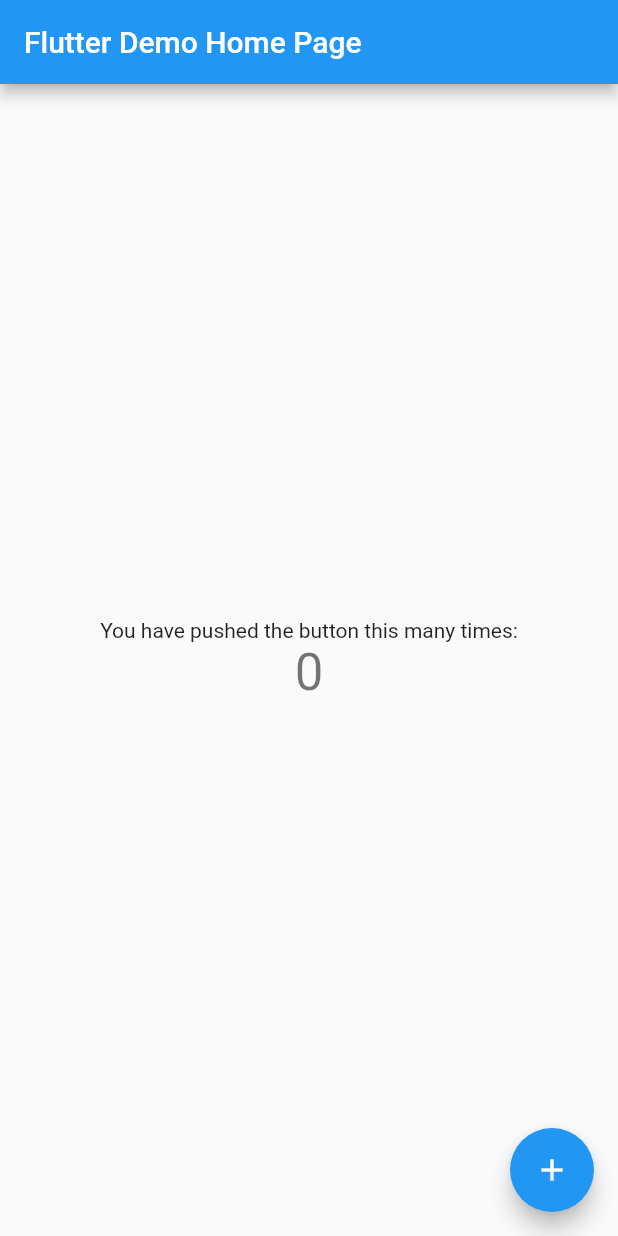
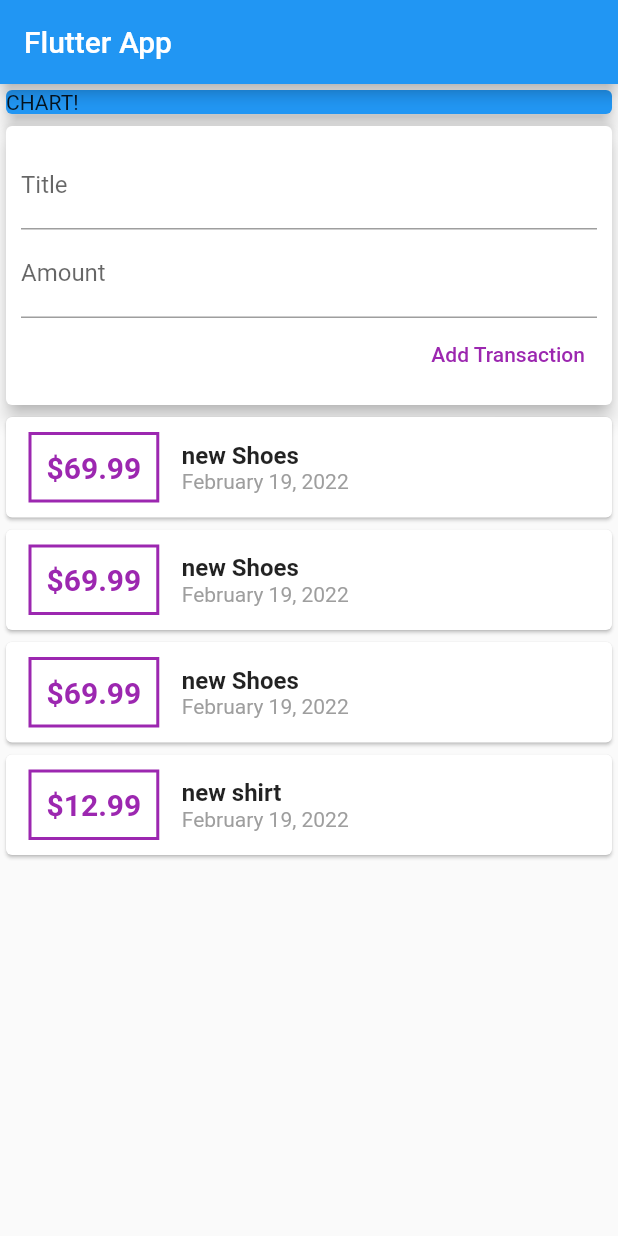
Before and after one commit to DjarallahBrahim/FlutterLearning, a Flutter app: the screen it shows after launch, on a phone screen of 412 x 824 dp. Run offline on Flutter 3.47's test engine with Material 2 defaults, Android fonts, the light colour scheme and no system bars.

Commit message:
work on listView and widget (Trasaction details)

```diff
--- a/2-PersonalExpensesAPP/lib/main.dart
+++ b/2-PersonalExpensesAPP/lib/main.dart
@@ -1,115 +1,43 @@
+// ignore_for_file: prefer_const_literals_to_create_immutables, avoid_unnecessary_containers, sized_box_for_whitespace, prefer_const_constructors
+
 import 'package:flutter/material.dart';
+import './widgets/user_transaction.dart';
 
-void main() {
-  runApp(const MyApp());
-}
+void main() => runApp(MyApp());
 
 class MyApp extends StatelessWidget {
-  const MyApp({Key? key}) : super(key: key);
-
-  // This widget is the root of your application.
   @override
   Widget build(BuildContext context) {
     return MaterialApp(
-      title: 'Flutter Demo',
-      theme: ThemeData(
-        // This is the theme of your application.
-        //
-        // Try running your application with "flutter run". You'll see the
-        // application has a blue toolbar. Then, without quitting the app, try
-        // changing the primarySwatch below to Colors.green and then invoke
-        // "hot reload" (press "r" in the console where you ran "flutter run",
-        // or simply save your changes to "hot reload" in a Flutter IDE).
-        // Notice that the counter didn't reset back to zero; the application
-        // is not restarted.
-        primarySwatch: Colors.blue,
-      ),
-      home: const MyHomePage(title: 'Flutter Demo Home Page'),
+      title: 'Flutter App',
+      home: MyHomePage(),
     );
   }
 }
 
-class MyHomePage extends StatefulWidget {
-  const MyHomePage({Key? key, required this.title}) : super(key: key);
-
-  // This widget is the home page of your application. It is stateful, meaning
-  // that it has a State object (defined below) that contains fields that affect
-  // how it looks.
-
-  // This class is the configuration for the state. It holds the values (in this
-  // case the title) provided by the parent (in this case the App widget) and
-  // used by the build method of the State. Fields in a Widget subclass are
-  // always marked "final".
-
-  final String title;
-
-  @override
-  State<MyHomePage> createState() => _MyHomePageState();
-}
-
-class _MyHomePageState extends State<MyHomePage> {
-  int _counter = 0;
-
-  void _incrementCounter() {
-    setState(() {
-      // This call to setState tells the Flutter framework that something has
-      // changed in this State, which causes it to rerun the build method below
-      // so that the display can reflect the updated values. If we changed
-      // _counter without calling setState(), then the build method would not be
-      // called again, and so nothing would appear to happen.
-      _counter++;
-    });
-  }
-
+class MyHomePage extends StatelessWidget {
   @override
   Widget build(BuildContext context) {
-    // This method is rerun every time setState is called, for instance as done
-    // by the _incrementCounter method above.
-    //
-    // The Flutter framework has been optimized to make rerunning build methods
-    // fast, so that you can just rebuild anything that needs updating rather
-    // than having to individually change instances of widgets.
     return Scaffold(
       appBar: AppBar(
-        // Here we take the value from the MyHomePage object that was created by
-        // the App.build method, and use it to set our appbar title.
-        title: Text(widget.title),
+        title: Text('Flutter App'),
       ),
-      body: Center(
-        // Center is a layout widget. It takes a single child and positions it
-        // in the middle of the parent.
+      body: SingleChildScrollView(
         child: Column(
-          // Column is also a layout widget. It takes a list of children and
-          // arranges them vertically. By default, it sizes itself to fit its
-          // children horizontally, and tries to be as tall as its parent.
-          //
-          // Invoke "debug painting" (press "p" in the console, choose the
-          // "Toggle Debug Paint" action from the Flutter Inspector in Android
-          // Studio, or the "Toggle Debug Paint" command in Visual Studio Code)
-          // to see the wireframe for each widget.
-          //
-          // Column has various properties to control how it sizes itself and
-          // how it positions its children. Here we use mainAxisAlignment to
-          // center the children vertically; the main axis here is the vertical
-          // axis because Columns are vertical (the cross axis would be
-          // horizontal).
-          mainAxisAlignment: MainAxisAlignment.center,
+          crossAxisAlignment: CrossAxisAlignment.stretch,
           children: <Widget>[
-            const Text(
-              'You have pushed the button this many times:',
+            Container(
+              width: double.infinity,
+              child: Card(
+                color: Colors.blue,
+                child: Text("CHART!"),
+                elevation: 5,
+              ),
             ),
-            Text(
-              '$_counter',
-              style: Theme.of(context).textTheme.headline4,
-            ),
+            UserTrasactions(),
           ],
         ),
       ),
-      floatingActionButton: FloatingActionButton(
-        onPressed: _incrementCounter,
-        tooltip: 'Increment',
-        child: const Icon(Icons.add),
-      ), // This trailing comma makes auto-formatting nicer for build methods.
     );
   }
 }
--- /dev/null
+++ b/2-PersonalExpensesAPP/lib/models/transaction.dart
@@ -0,0 +1,13 @@
+class Transaction {
+  final String id;
+  final String title;
+  final double amount;
+  final DateTime date;
+
+  Transaction({
+    required this.id,
+    required this.title,
+    required this.amount,
+    required this.date,
+  });
+}
--- /dev/null
+++ b/2-PersonalExpensesAPP/lib/widgets/new_transaction.dart
@@ -0,0 +1,50 @@
+// ignore_for_file: use_key_in_widget_constructors
+
+import 'package:flutter/material.dart';
+
+class NewTransaction extends StatelessWidget {
+  final titleControler = TextEditingController();
+  final amountControler = TextEditingController();
+
+  final Function addNewTransactipon;
+
+  NewTransaction(this.addNewTransactipon);
+
+  @override
+  Widget build(BuildContext context) {
+    return Card(
+      elevation: 5,
+      child: Container(
+        padding: const EdgeInsets.all(10),
+        child: Column(
+          crossAxisAlignment: CrossAxisAlignment.end,
+          children: [
+            TextField(
+              decoration: const InputDecoration(
+                labelText: 'Title',
+              ),
+              controller: titleControler,
+            ),
+            TextField(
+              toolbarOptions: const ToolbarOptions(copy: false),
+              decoration: const InputDecoration(
+                labelText: 'Amount',
+              ),
+              controller: amountControler,
+            ),
+            TextButton(
+              onPressed: () {
+                addNewTransactipon(
+                    titleControler.text, double.parse(amountControler.text));
+              },
+              child: const Text('Add Transaction'),
+              style: TextButton.styleFrom(
+                primary: Colors.purple,
+              ),
+            ),
+          ],
+        ),
+      ),
+    );
+  }
+}
--- /dev/null
+++ b/2-PersonalExpensesAPP/lib/widgets/transaction_list.dart
@@ -0,0 +1,65 @@
+// ignore_for_file: prefer_const_literals_to_create_immutables, avoid_unnecessary_containers, sized_box_for_whitespace, prefer_const_constructors, use_key_in_widget_constructors, prefer_const_constructors_in_immutables
+
+import 'package:flutter/material.dart';
+import 'package:intl/intl.dart';
+import '../models/transaction.dart';
+
+class TransactionList extends StatelessWidget {
+  final List<Transaction> trasactions;
+
+  TransactionList(this.trasactions);
+
+  @override
+  Widget build(BuildContext context) {
+    return Container(
+      height: 300,
+      child: ListView.builder(
+        itemBuilder: (context, index) {
+          return Card(
+            child: Row(children: [
+              Container(
+                margin: EdgeInsets.symmetric(
+                  vertical: 10,
+                  horizontal: 15,
+                ),
+                decoration: BoxDecoration(
+                    border: Border.all(
+                  color: Colors.purple,
+                  width: 2,
+                )),
+                padding: EdgeInsets.all(10),
+                child: Text(
+                  '\$${trasactions[index].amount}',
+                  style: TextStyle(
+                    fontWeight: FontWeight.bold,
+                    fontSize: 20,
+                    color: Colors.purple,
+                  ),
+                ),
+              ),
+              Column(
+                crossAxisAlignment: CrossAxisAlignment.start,
+                children: [
+                  Text(
+                    trasactions[index].title,
+                    style: TextStyle(
+                      fontSize: 16,
+                      fontWeight: FontWeight.bold,
+                    ),
+                  ),
+                  Text(
+                    DateFormat().add_yMMMMd().format(trasactions[index].date),
+                    style: TextStyle(
+                      color: Colors.grey,
+                    ),
+                  ),
+                ],
+              )
+            ]),
+          );
+        },
+        itemCount: trasactions.length,
+      ),
+    );
+  }
+}
--- /dev/null
+++ b/2-PersonalExpensesAPP/lib/widgets/user_transaction.dart
@@ -0,0 +1,76 @@
+// ignore_for_file: prefer_const_constructors, unused_field, unused_element
+
+import 'package:flutter/cupertino.dart';
+import '../widgets/new_transaction.dart';
+import '../widgets/transaction_list.dart';
+import '../models/transaction.dart';
+
+class UserTrasactions extends StatefulWidget {
+  const UserTrasactions({Key? key}) : super(key: key);
+
+  @override
+  _UserTrasactionsState createState() => _UserTrasactionsState();
+}
+
+class _UserTrasactionsState extends State<UserTrasactions> {
+  final List<Transaction> _userTransactions = [
+    Transaction(
+      id: 't1',
+      title: 'new Shoes',
+      amount: 69.99,
+      date: DateTime.now(),
+    ),
+    Transaction(
+      id: 'z1',
+      title: 'new Shoes',
+      amount: 69.99,
+      date: DateTime.now(),
+    ),
+    Transaction(
+      id: 'e1',
+      title: 'new Shoes',
+      amount: 69.99,
+      date: DateTime.now(),
+    ),
+    Transaction(
+      id: 't2',
+      title: 'new shirt',
+      amount: 12.99,
+      date: DateTime.now(),
+    ),
+    Transaction(
+      id: 't1',
+      title: 'new bag',
+      amount: 30.99,
+      date: DateTime.now(),
+    ),
+    Transaction(
+      id: 't1',
+      title: 'new phone',
+      amount: 120.99,
+      date: DateTime.now(),
+    )
+  ];
+
+  void _addNewTransactipon(String title, double amount) {
+    final newTx = Transaction(
+        id: DateTime.now().toString(),
+        title: title,
+        amount: amount,
+        date: DateTime.now());
+
+    setState(() {
+      _userTransactions.add(newTx);
+    });
+  }
+
+  @override
+  Widget build(BuildContext context) {
+    return Column(
+      children: [
+        NewTransaction(_addNewTransactipon),
+        TransactionList(_userTransactions),
+      ],
+    );
+  }
+}
--- a/2-PersonalExpensesAPP/pubspec.yaml
+++ b/2-PersonalExpensesAPP/pubspec.yaml
@@ -18,7 +18,7 @@
 version: 1.0.0+1
 
 environment:
-  sdk: ">=2.16.1 <3.0.0"
+  sdk: ">=2.12.0 <3.0.0"
 
 # Dependencies specify other packages that your package needs in order to work.
 # To automatically upgrade your package dependencies to the latest versions
@@ -29,6 +29,7 @@
 dependencies:
   flutter:
     sdk: flutter
+  intl: ^0.17.0
 
 
   # The following adds the Cupertino Icons font to your application.
```
Also changed, not shown: 2-PersonalExpensesAPP/pubspec.lock, 1 other file.
